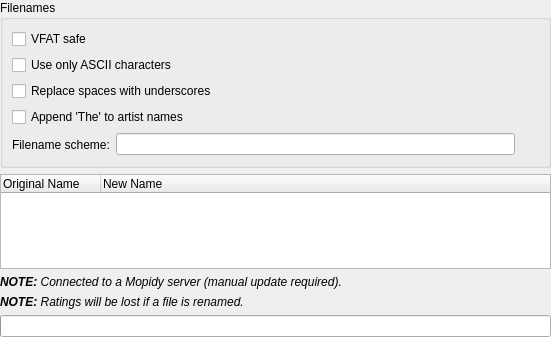
Above: tags/trackorganiser.ui from CDrummond/cantata before the change. Below: the same form after it.
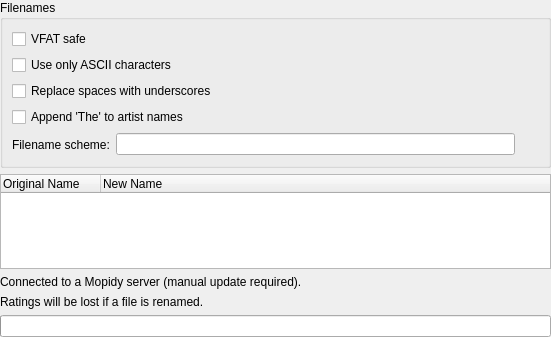
That is the form after the change. Custom widgets are drawn as their Qt base class.

Commit message: Add note-label classes to ensure consistency

```diff
--- a/tags/trackorganiser.ui
+++ b/tags/trackorganiser.ui
@@ -127,14 +127,14 @@
    <item>
     <widget class="UrlLabel" name="mopidyNote">
      <property name="text" stdset="0">
-      <string>&lt;i&gt;&lt;b&gt;NOTE:&lt;/b&gt; Connected to a Mopidy server (manual update required).&lt;/i&gt;</string>
+      <string>Connected to a Mopidy server (manual update required).</string>
      </property>
     </widget>
    </item>
    <item>
     <widget class="UrlLabel" name="ratingsNote">
      <property name="text" stdset="0">
-      <string>&lt;i&gt;&lt;b&gt;NOTE:&lt;/b&gt; Ratings will be lost if a file is renamed.&lt;/i&gt;</string>
+      <string>Ratings will be lost if a file is renamed.</string>
      </property>
     </widget>
    </item>
```
Left out of the diff: 8 changed lines with no effect on the pictures. The commit also changes 24 other files.
